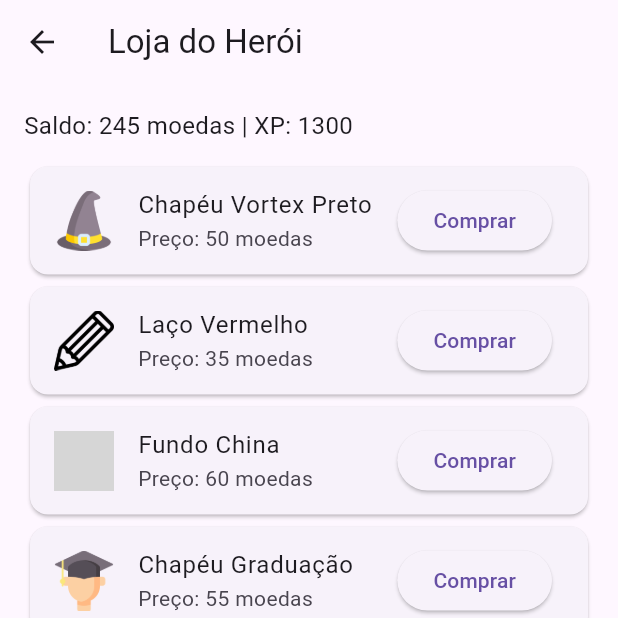
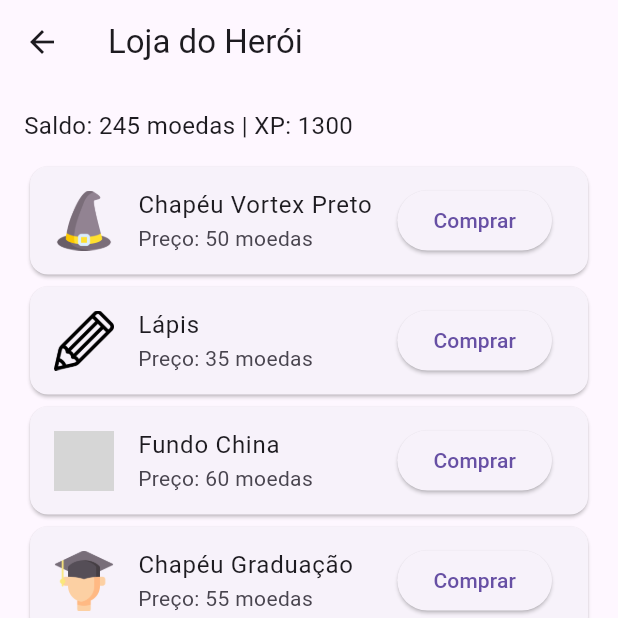
Before and after one commit to Samueldg23/learn_hero_flutter, a Flutter app: the LojaPage screen opened directly, on a phone screen of 412 x 824 dp, the top half of it. Run offline on Flutter 3.47's test engine with Material 3 defaults, Android fonts, the phone set to English and light mode, and no system bars; grey boxes are pictures that could not be loaded.

Commit message:
Corrige o nome do item 'Laço Vermelho' para 'Lápis' na lista de produtos

```diff
--- a/lib/loja.dart
+++ b/lib/loja.dart
@@ -25,7 +25,7 @@ class LojaPage extends StatelessWidget {
             const Text("Saldo: 245 moedas | XP: 1300", style: TextStyle(fontSize: 16)),
             const SizedBox(height: 12),
             _itemLoja("Chapéu Vortex Preto", 'assets/witch-hat_2691163.png', "50"),
-            _itemLoja("Laço Vermelho", 'assets/pencil_9268137.png', "35"),
+            _itemLoja("Lápis", 'assets/pencil_9268137.png', "35"),
             _itemLoja("Fundo China", 'assets/torii-gate_619044.png', "60"),
             _itemLoja("Chapéu Graduação", 'assets/graduate_2141459.png', "55"),
             _itemLoja("Fundo de Praia", 'assets/beach_3719908.png', "55"),
```
